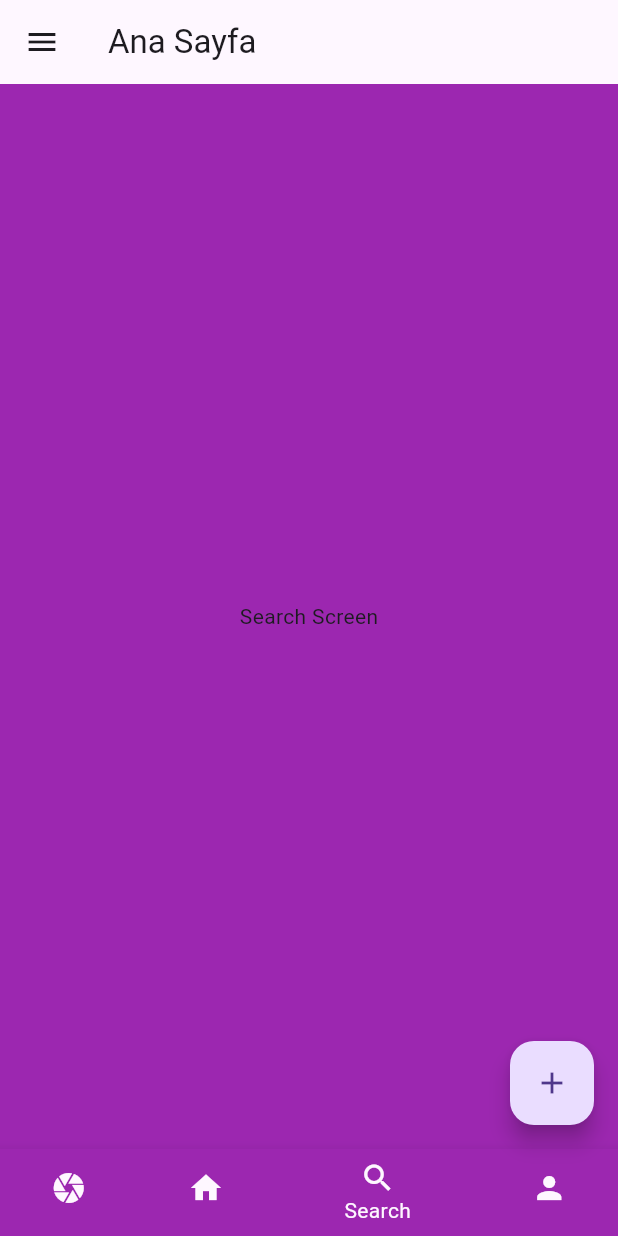
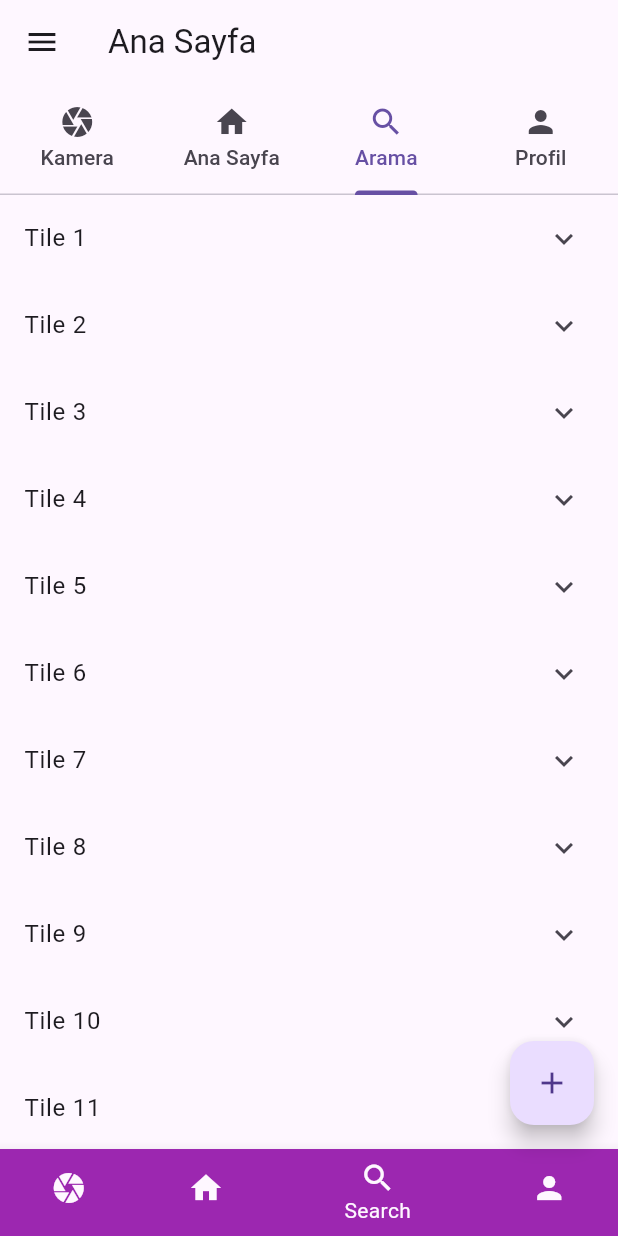
Before and after one commit to gelecekvadisi/flutter_2_2024, a Flutter app: the screen it shows after launch, item 3 of the bottom bar chosen, on a phone screen of 412 x 824 dp. Run offline on Flutter 3.47's test engine with Material 3 defaults, Android fonts, the phone set to English and light mode, and no system bars; our stand-ins replace flutter_easyloading, flutter_screenutil, flutter_svg; network calls fail; project files that could hold a hidden picture were left out.

Commit message:
ExpansionTile, PageView, PageStorageKey, TabBar ve TabBarView işlendi

```diff
--- a/flutter/flutter_widgets_1/lib/pages/home_page.dart
+++ b/flutter/flutter_widgets_1/lib/pages/home_page.dart
@@ -12,29 +12,132 @@ class HomePage extends StatefulWidget {
   State<HomePage> createState() => _HomePageState();
 }
 
-class _HomePageState extends State<HomePage> {
+class _HomePageState extends State<HomePage>
+    with SingleTickerProviderStateMixin {
   int selectedPageIndex = 0;
+  late PageController _pageController;
+  late TabController tabController;
 
   List<Widget> pageList = [
-    const CameraScreen(),
-    const FeedScreen(),
-    const SearchScreen(),
-    const ProfileScreen(),
+    const CameraScreen(
+      key: PageStorageKey("camera_page"),
+    ),
+    const FeedScreen(
+      key: PageStorageKey("feed_screen"),
+    ),
+    const SearchScreen(
+      key: PageStorageKey("search_screen"),
+    ),
+    const ProfileScreen(
+      key: PageStorageKey("profile_screen"),
+    ),
   ];
 
   @override
+  void initState() {
+    super.initState();
+    _pageController = PageController(
+      initialPage: selectedPageIndex,
+    );
+    _pageController.addListener(() {
+      selectedPageIndex = _pageController.page?.round() ?? 0;
+      tabController.index = _pageController.page?.round() ?? 0;
+    });
+    tabController = TabController(length: pageList.length, vsync: this);
+  }
+
+  @override
   Widget build(BuildContext context) {
-    return Scaffold(
+    return DefaultTabController(
+      length: pageList.length,
+      child: Scaffold(
         appBar: AppBar(
           title: const Text("Ana Sayfa"),
+          bottom: TabBar(
+            controller: tabController,
+            onTap: (index){
+              _pageController.jumpToPage(index);
+            },
+            tabs: const [
+              Tab(
+                text: "Kamera",
+                icon: Icon(Icons.camera),
+              ),
+              Tab(
+                text: "Ana Sayfa",
+                icon: Icon(Icons.home),
+              ),
+              Tab(
+                text: "Arama",
+                icon: Icon(Icons.search),
+              ),
+              Tab(
+                text: "Profil",
+                icon: Icon(Icons.person),
+              ),
+            ],
+          ),
         ),
         floatingActionButton: FloatingActionButton(
           onPressed: () {},
           child: const Icon(Icons.add),
         ),
-      drawer: Drawer(
+        // body: pageList[selectedPageIndex],
+        body: PageView(
+          controller: _pageController,
+          onPageChanged: (index) {
+            setState(() {});
+          },
+          children: pageList,
+        ),
+        // body: TabBarView(children: pageList, controller: tabController,),
+        drawer: _buildDrawer(),
+        bottomNavigationBar: _buildBottomNavigationBar(),
+      ),
+    );
+  }
+
+  BottomNavigationBar _buildBottomNavigationBar() {
+    return BottomNavigationBar(
+        // backgroundColor: Colors.blue,
+        currentIndex: selectedPageIndex,
+        onTap: (index) {
+          _pageController.jumpToPage(index);
+          // _pageController.nextPage(duration: Durations.short3, curve: Curves.bounceIn);
+          // _pageController.previousPage(duration: Duration(milliseconds: 400), curve: Curves.bounceOut);
+          // setState(() {
+          //   selectedPageIndex = index;
+          // });
+        },
+        type: BottomNavigationBarType.shifting,
+        items: const [
+          BottomNavigationBarItem(
+              icon: Icon(Icons.camera),
+              label: "Camera",
+              activeIcon: Icon(Icons.photo_album),
+              backgroundColor: Colors.red,
+              tooltip: "Kamera"),
+          BottomNavigationBarItem(
+              icon: Icon(Icons.home),
+              label: "Home",
+              backgroundColor: Colors.green),
+          BottomNavigationBarItem(
+            icon: Icon(Icons.search),
+            label: "Search",
+            backgroundColor: Colors.purple,
+          ),
+          BottomNavigationBarItem(
+              icon: Icon(Icons.person),
+              label: "Profile",
+              backgroundColor: Colors.green),
+        ]);
+  }
+
+  Drawer _buildDrawer() {
+    return Drawer(
       child: Column(
         children: [
+          // DrawerHeader(),
           UserAccountsDrawerHeader(
             accountName: const Text("Furkan Yağmur"),
             accountEmail: const Text("furkan@gelecekvadisi.org"),
@@ -42,12 +145,12 @@ class _HomePageState extends State<HomePage> {
               backgroundImage: NetworkImage(
                   "https://cdn.pixabay.com/photo/2023/12/15/22/37/mountains-8451480_1280.jpg"),
             ),
-              otherAccountsPictures: [
-                const CircleAvatar(
+            otherAccountsPictures: const [
+              CircleAvatar(
                 backgroundImage: NetworkImage(
                     "https://cdn.pixabay.com/photo/2023/12/15/22/37/mountains-8451480_1280.jpg"),
               ),
-                const CircleAvatar(
+              CircleAvatar(
                 backgroundImage: NetworkImage(
                     "https://cdn.pixabay.com/photo/2023/12/15/22/37/mountains-8451480_1280.jpg"),
               )
@@ -142,36 +245,6 @@ class _HomePageState extends State<HomePage> {
           ),
         ],
       ),
-      ),
-      bottomNavigationBar: BottomNavigationBar(
-          // backgroundColor: Colors.blue,
-          currentIndex: selectedPageIndex,
-          onTap: (index) {
-            setState(() {
-              selectedPageIndex = index;
-            });
-          },
-          type: BottomNavigationBarType.shifting,
-          items: const [
-            BottomNavigationBarItem(
-                icon: Icon(Icons.camera),
-                label: "Camera",
-                activeIcon: Icon(Icons.photo_album),
-                backgroundColor: Colors.red,
-                tooltip: "Kamera"),
-            BottomNavigationBarItem(
-              icon: Icon(Icons.home),
-              label: "Home",
-              backgroundColor: Colors.green
-            ),
-            BottomNavigationBarItem(icon: Icon(Icons.search), label: "Search", backgroundColor: Colors.purple,),
-            BottomNavigationBarItem(
-              icon: Icon(Icons.person),
-              label: "Profile",
-              backgroundColor: Colors.green
-            ),
-          ]),
-      body: pageList[selectedPageIndex],
     );
   }
 }
--- a/flutter/flutter_widgets_1/lib/pages/search_screen.dart
+++ b/flutter/flutter_widgets_1/lib/pages/search_screen.dart
@@ -3,13 +3,24 @@ import 'package:flutter/material.dart';
 class SearchScreen extends StatelessWidget {
   const SearchScreen({super.key});
 
+  final String contentText =
+      "Lorem ipsum dolor sit amet, consectetur adipiscing elit. Nunc vel auctor ex. Orci varius natoque penatibus et magnis dis parturient montes, nascetur ridiculus mus. Aliquam auctor accumsan porta. Cras efficitur augue id arcu cursus sollicitudin. Aenean id turpis rutrum mauris placerat mollis. In hac habitasse platea dictumst. Vestibulum dui ipsum, consequat in ligula in, dictum mollis sapien. Sed convallis diam erat, non tristique metus molestie ac. Etiam euismod eu magna ultrices interdum. Nullam non malesuada arcu. Donec mollis augue eu accumsan imperdiet. Nam volutpat dui quis eros rutrum iaculis. Sed sit amet posuere justo, et ultricies augue.";
+
   @override
   Widget build(BuildContext context) {
-    return Container(
-      alignment: Alignment.center,
-      color: Colors.purple,
-      child: const Text(
-        "Search Screen"),
+    return ListView.builder(
+      itemCount: 40,
+      itemBuilder: (context, index) {
+        return ExpansionTile(
+          key: PageStorageKey("$index"),
+          title: Text("Tile ${index + 1}"),
+          childrenPadding: EdgeInsets.all(16),
+          shape: RoundedRectangleBorder(),
+          children: [
+            Text("${index + 1}. metin : $contentText"),
+          ],
+        );
+      },
     );
   }
 }
```
Lines whose indentation alone changed are shown as unchanged.
